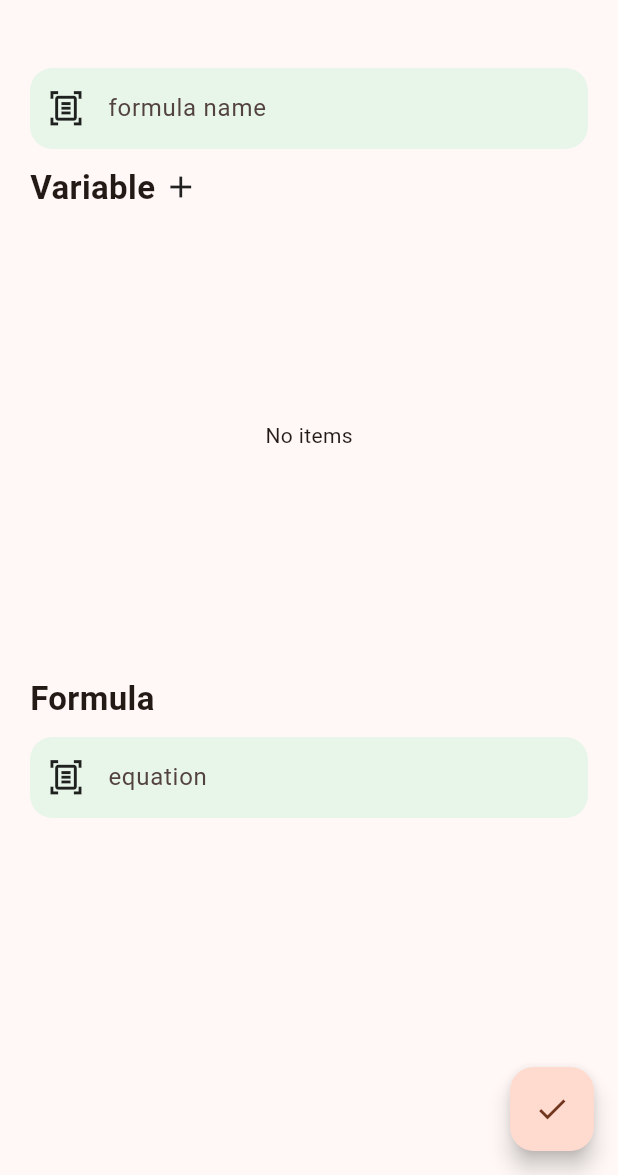
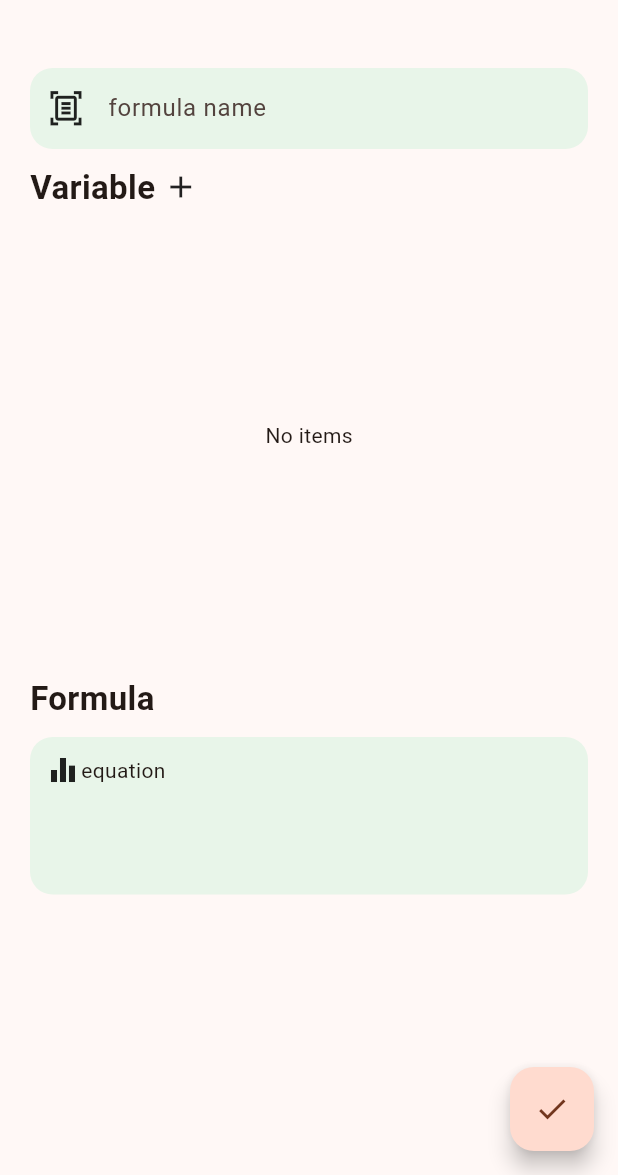
Before and after one commit to Besutodesuka/Formem, a Flutter app: the AddFormula screen opened directly, after a tap on the "check" icon, on a phone screen of 412 x 824 dp, the part 61-1236 px from its top. Run offline on Flutter 3.47's test engine with Material 2 defaults, Android fonts, the phone set to English and light mode, and no system bars; our stand-ins replace go_router, hive_flutter; missing offline and left inert: dart:ffi; accounts and stored records are empty.

Commit message:
feat : add Formula equation view

```diff
--- a/lib/pages/add_formular.dart
+++ b/lib/pages/add_formular.dart
@@ -1,4 +1,5 @@
 import 'package:flutter/material.dart';
+import 'package:formem/pages/calculator.dart';
 import 'package:hive_flutter/hive_flutter.dart';
 
 import '../widget/addvar_dialog_box.dart';
@@ -14,13 +15,14 @@ class AddFormula extends StatefulWidget {
 class _AddFormulaState extends State<AddFormula> {
   // ref to db
   final _NameController = TextEditingController();
-  final _ValueController = TextEditingController();
   final _UnitController = TextEditingController();
+  final _FormulaController = TextEditingController(text: '');
   final _formulaBox = Hive.box('formula');
 
   List TempVariable = [];
+  var FormNameController = TextEditingController();
   // write data
-  void writeData(int key, List<String> value) {
+  void writeData(String key, List value) {
     /* # schema is
 
     */
@@ -44,7 +46,10 @@ class _AddFormulaState extends State<AddFormula> {
     // alert no filled
   }
 
-  void SaveNewFormula() {}
+  void SaveNewFormula() {
+    // TempVariable.insert(0, '');
+    // writeData(FormNameController.text, TempVariable);
+  }
 
   void createNewVar() {
     showDialog(
@@ -61,7 +66,6 @@ class _AddFormulaState extends State<AddFormula> {
 
   @override
   Widget build(BuildContext context) {
-    var FormNameController = TextEditingController();
     return Scaffold(
       appBar: AddformAppbar(),
       body: Column(children: [
@@ -100,11 +104,8 @@ class _AddFormulaState extends State<AddFormula> {
               Container(
                   margin: const EdgeInsets.only(top: 10, left: 5),
                   child: GestureDetector(
-                      child: const Icon(Icons.add_outlined), onTap: createNewVar
-                      // get Name from textfield
-                      // organize data in list
-                      // write data
-                      ))
+                      child: const Icon(Icons.add_outlined),
+                      onTap: createNewVar))
             ],
           ),
         ),
@@ -130,24 +131,30 @@ class _AddFormulaState extends State<AddFormula> {
           ),
         ),
         //custom keybard
-        Container(
-          margin: const EdgeInsets.only(top: 10, left: 20, right: 20),
-          child: TextField(
-            decoration: InputDecoration(
-                contentPadding: const EdgeInsets.all(15),
-                prefixIcon: const Icon(
-                  Icons.document_scanner_outlined,
-                  color: Colors.black87,
-                  size: 25.0,
-                ),
-                hintText: 'equation',
-                filled: true,
-                fillColor: Colors.green[50],
-                border: OutlineInputBorder(
-                    borderRadius: BorderRadius.circular(15),
-                    borderSide: BorderSide.none)),
-          ),
-        ),
+        GestureDetector(
+            onTap: () {
+              Navigator.of(context).push(
+                MaterialPageRoute(
+                    builder: (context) => Calculatorview(
+                          Variable: TempVariable,
+                        )),
+              );
+            },
+            child: Container(
+              padding:
+                  EdgeInsets.only(top: 10, left: 10, right: 20, bottom: 50),
+              margin: const EdgeInsets.only(top: 10, left: 20, right: 20),
+              decoration: BoxDecoration(
+                color: Colors.green[50],
+                borderRadius: BorderRadius.circular(15),
+              ),
+              child: const Column(
+                children: [
+                  Row(children: [Icon(Icons.equalizer), Text('equation')]),
+                  Text('')
+                ],
+              ),
+            )),
       ]),
       floatingActionButton: FloatingActionButton(
         tooltip: 'press here to add more formula',
```
Also changed, not shown: lib/pages/calculator.dart (added, +239 -0 lines), lib/widget/typo_button.dart (added, +32 -0 lines).
